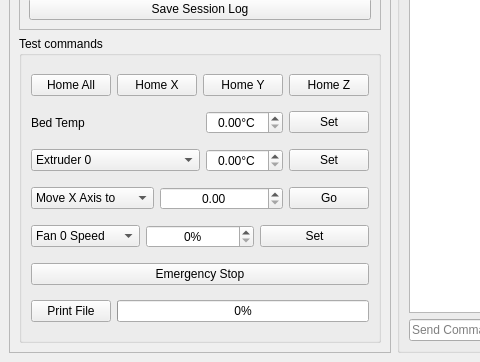
Qt form testclient/mainwindow.ui (KDE/atcore) before a commit; both pictures show x 0 to 480 and y 296 to 658 of the 1237 by 658 pixel window.
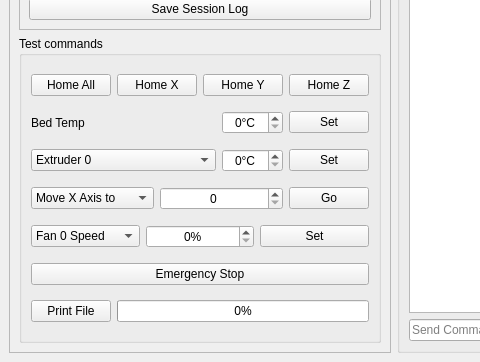
The same form after that commit. Icons and pictures are not drawn.

Commit message: testclient/mainwindow: Change from float to int the temperatures

```diff
--- a/testclient/mainwindow.ui
+++ b/testclient/mainwindow.ui
@@ -189,6 +189,9 @@
               <property name="suffix">
                <string>°C</string>
               </property>
+              <property name="decimals">
+               <number>0</number>
+              </property>
               <property name="maximum">
                <double>100.000000000000000</double>
               </property>
@@ -233,6 +236,9 @@
               <property name="suffix">
                <string>°C</string>
               </property>
+              <property name="decimals">
+               <number>0</number>
+              </property>
               <property name="maximum">
                <double>275.000000000000000</double>
               </property>
@@ -297,6 +303,9 @@
               <property name="alignment">
                <set>Qt::AlignCenter</set>
               </property>
+              <property name="decimals">
+               <number>0</number>
+              </property>
               <property name="maximum">
                <double>200.000000000000000</double>
               </property>
```
